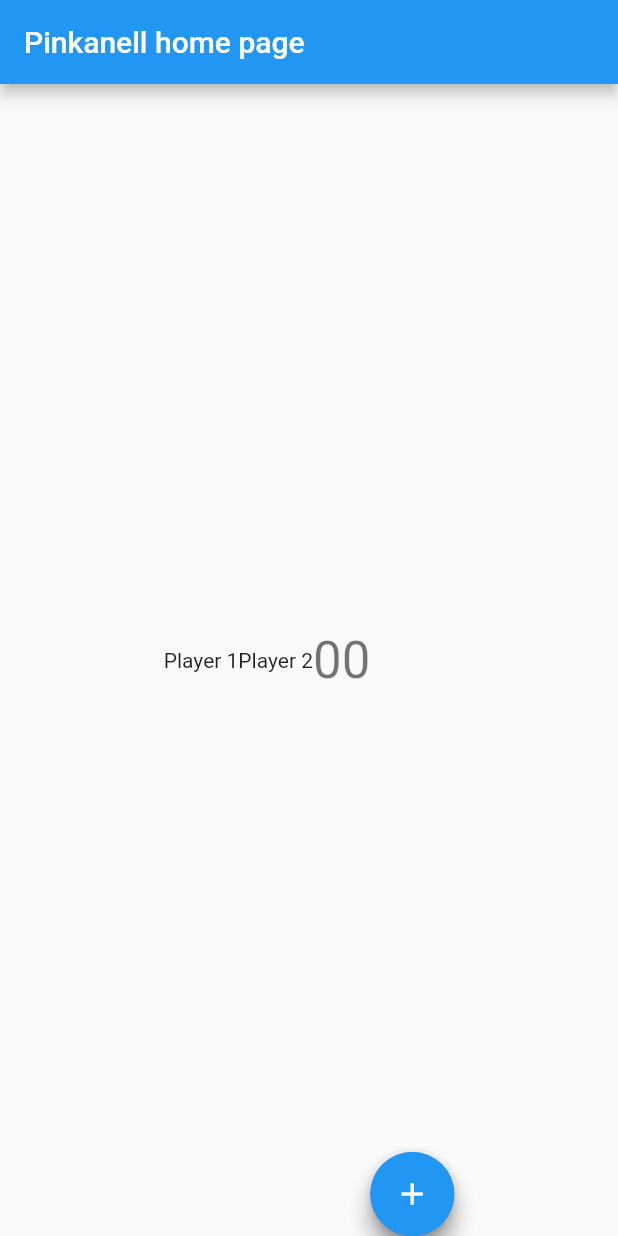
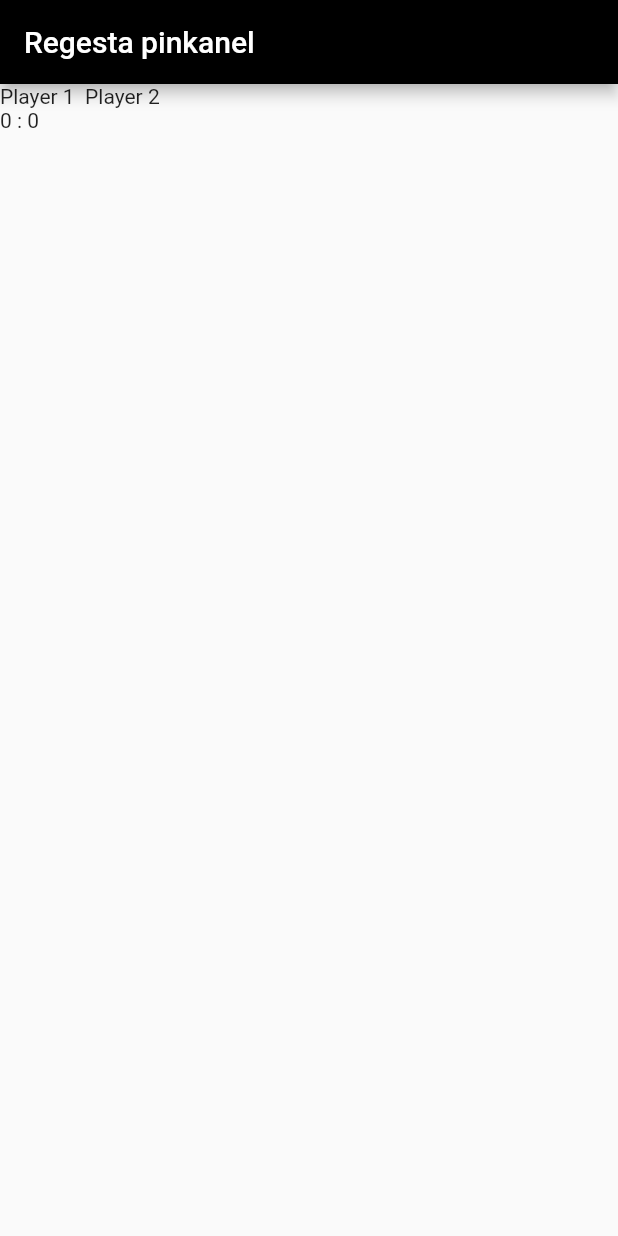
Before and after one commit to taglioIsCoding/PinkanellApp, a Flutter app: the screen it shows after launch, on a phone screen of 412 x 824 dp. Run offline on Flutter 3.47's test engine with Material 2 defaults, Android fonts, the phone set to English and light mode, and no system bars.

```diff
--- a/lib/main.dart
+++ b/lib/main.dart
@@ -24,6 +24,7 @@ class MyApp extends StatelessWidget {
         //primarySwatch: Colors.black,
       ),
       home: MyHomePage(title: 'Pinkanell home page'),
+      color: Colors.black,
     );
   }
 }
--- a/lib/myHomePage.dart
+++ b/lib/myHomePage.dart
@@ -40,7 +40,9 @@ class _MyHomePageState extends State<MyHomePage> {
   }
 
   void _incrementCounter2(){
+    setState(() {
       _counter2++;
+    });
   }
 
   @override
@@ -52,79 +54,57 @@ class _MyHomePageState extends State<MyHomePage> {
     // fast, so that you can just rebuild anything that needs updating rather
     // than having to individually change instances of widgets.
     return Scaffold(
-      appBar: AppBar(
-        // Here we take the value from the MyHomePage object that was created by
-        // the App.build method, and use it to set our appbar title.
-        title: Text(widget.title),
+
+       appBar: new AppBar(
+       backgroundColor: Colors.black,
+       title: const Text ("Regesta pinkanel"),
+
        ),
-      body: Center(
-        // Center is a layout widget. It takes a single child and positions it
-        // in the middle of the parent.
-        child: Row(
-          // Column is also layout widget. It takes a list of children and
-          // arranges them vertically. By default, it sizes itself to fit its
-          // children horizontally, and tries to be as tall as its parent.
-          //
-          // Invoke "debug painting" (press "p" in the console, choose the
-          // "Toggle Debug Paint" action from the Flutter Inspector in Android
-          // Studio, or the "Toggle Debug Paint" command in Visual Studio Code)
-          // to see the wireframe for each widget.
-          //
-          // Column has various properties to control how it sizes itself and
-          // how it positions its children. Here we use mainAxisAlignment to
-          // center the children vertically; the main axis here is the vertical
-          // axis because Columns are vertical (the cross axis would be
-          // horizontal).
-          mainAxisAlignment: MainAxisAlignment.center,
-          children: <Widget>[
-            Text(
-              '$_p1'
-            ),
-            Text(
-              '$_p2'
-            ),
-            Text(
-              '$_counter',
-              style: Theme.of(context).textTheme.display1,
-            ),
-            Text(
-              '$_counter2',
-              style: Theme.of(context).textTheme.display1,
-            ),
-            Stack(
-              children: <Widget>[
-                Align(
-                  alignment: Alignment.bottomLeft,
-                  child: FloatingActionButton(
-                    onPressed: _incrementCounter,
-                    tooltip: 'Goal player 1',
-                    child: Icon(Icons.add),
+           body: Column(children: <Widget>[
+           Row(//ROW 1
+               children: [
+             Container(
+               //color: Colors.orange,
+               //margin: EdgeInsets.all(25.0),
+               child: Text(
+                 _p1
                ),
              ),
-                Align(
-                  alignment: Alignment.bottomRight,
-                  child: FloatingActionButton(
-                    onPressed: _incrementCounter2,
-                    tooltip: 'Goal player 2',
-                    child: Icon(Icons.add),
+             Container(
+               //color: Colors.blue,
+               //margin: EdgeInsets.all(25.0),
+               child: Text(
+                 "  "
                ),
              ),
-              ],
+             Container(
+               //color: Colors.purple,
+               //margin: EdgeInsets.all(25.0),
+               child: Text(
+                 _p2
+               ),
              )
-          ],
+           ]),
+           Row(// ROW 2
+               children: [
+             Container(
+
+               child: Text(
+              '$_counter'
               ),
+             ),
+             Container(
+               child: Text(
+                 " : "
+               ),
+             ),
+             Container(
 
-
-
+               child: Text(
+                 '$_counter'
                ),
-
-      /*
-      floatingActionButton: FloatingActionButton(
-        onPressed: _incrementCounter,
-        tooltip: 'Goal',
-        child: Icon(Icons.add),
-      ), // This trailing comma makes auto-formatting nicer for build methods.
-      */
-    );
+             ),
+           ]),
+         ]));
    }
  }
```
Also changed, not shown: 24 other files. Lines whose indentation alone changed are shown as unchanged.
